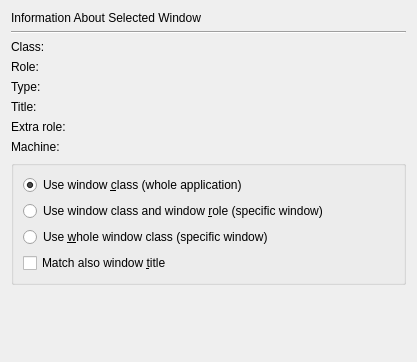
First picture: the form in kcmkwin/kwinrules/detectwidget.ui, repository KDE/kwin, before the edit.
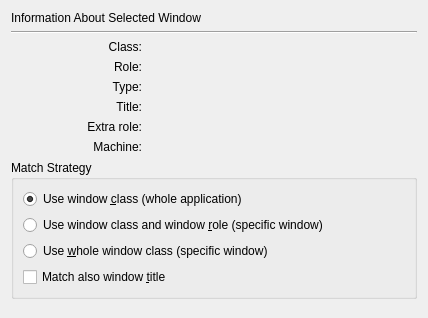
Second picture: the form after the edit.

What changed in the file:
```diff
--- a/kcmkwin/kwinrules/detectwidget.ui
+++ b/kcmkwin/kwinrules/detectwidget.ui
@@ -1,18 +1,18 @@
 <ui version="4.0" >
  <class>KWin::DetectWidget</class>
- <widget class="QWidget" name="KWin::DetectWidget" >
-  <property name="geometry" >
+ <widget class="QWidget" name="KWin::DetectWidget">
+  <property name="geometry">
    <rect>
     <x>0</x>
     <y>0</y>
-    <width>417</width>
-    <height>362</height>
+    <width>428</width>
+    <height>318</height>
    </rect>
   </property>
-  <layout class="QGridLayout" >
-   <item row="0" column="0" colspan="2" >
-    <widget class="QLabel" name="textLabel9" >
-     <property name="text" >
+  <layout class="QGridLayout" name="gridLayout">
+   <item row="0" column="0" colspan="3">
+    <widget class="QLabel" name="textLabel9">
+     <property name="text">
       <string>Information About Selected Window</string>
      </property>
      <property name="wordWrap" >
@@ -20,9 +20,9 @@
      </property>
     </widget>
    </item>
-   <item row="1" column="0" colspan="2" >
-    <widget class="Line" name="line1" >
-     <property name="frameShape" >
+   <item row="1" column="0" colspan="3">
+    <widget class="Line" name="line1">
+     <property name="frameShape">
       <enum>QFrame::HLine</enum>
      </property>
      <property name="frameShadow" >
@@ -30,19 +30,22 @@
      </property>
     </widget>
    </item>
-   <item row="2" column="0" >
-    <widget class="QLabel" name="textLabel1" >
-     <property name="text" >
+   <item row="2" column="0">
+    <widget class="QLabel" name="textLabel1">
+     <property name="text">
       <string>Class:</string>
      </property>
-     <property name="wordWrap" >
+     <property name="alignment">
+      <set>Qt::AlignRight|Qt::AlignTrailing|Qt::AlignVCenter</set>
+     </property>
+     <property name="wordWrap">
       <bool>false</bool>
      </property>
     </widget>
    </item>
-   <item row="2" column="1" >
-    <widget class="QLabel" name="class_label" >
-     <property name="text" >
+   <item row="2" column="1" colspan="2">
+    <widget class="QLabel" name="class_label">
+     <property name="text">
       <string/>
      </property>
      <property name="wordWrap" >
@@ -50,19 +53,22 @@
      </property>
     </widget>
    </item>
-   <item row="3" column="0" >
-    <widget class="QLabel" name="textLabel3" >
-     <property name="text" >
+   <item row="3" column="0">
+    <widget class="QLabel" name="textLabel3">
+     <property name="text">
       <string>Role:</string>
      </property>
-     <property name="wordWrap" >
+     <property name="alignment">
+      <set>Qt::AlignRight|Qt::AlignTrailing|Qt::AlignVCenter</set>
+     </property>
+     <property name="wordWrap">
       <bool>false</bool>
      </property>
     </widget>
    </item>
-   <item row="3" column="1" >
-    <widget class="QLabel" name="role_label" >
-     <property name="text" >
+   <item row="3" column="1" colspan="2">
+    <widget class="QLabel" name="role_label">
+     <property name="text">
       <string/>
      </property>
      <property name="wordWrap" >
@@ -70,19 +76,22 @@
      </property>
     </widget>
    </item>
-   <item row="4" column="0" >
-    <widget class="QLabel" name="textLabel4" >
-     <property name="text" >
+   <item row="4" column="0">
+    <widget class="QLabel" name="textLabel4">
+     <property name="text">
       <string>Type:</string>
      </property>
-     <property name="wordWrap" >
+     <property name="alignment">
+      <set>Qt::AlignRight|Qt::AlignTrailing|Qt::AlignVCenter</set>
+     </property>
+     <property name="wordWrap">
       <bool>false</bool>
      </property>
     </widget>
    </item>
-   <item row="4" column="1" >
-    <widget class="QLabel" name="type_label" >
-     <property name="text" >
+   <item row="4" column="1" colspan="2">
+    <widget class="QLabel" name="type_label">
+     <property name="text">
       <string/>
      </property>
      <property name="wordWrap" >
@@ -90,19 +99,22 @@
      </property>
     </widget>
    </item>
-   <item row="5" column="0" >
-    <widget class="QLabel" name="textLabel8" >
-     <property name="text" >
+   <item row="5" column="0">
+    <widget class="QLabel" name="textLabel8">
+     <property name="text">
       <string>Title:</string>
      </property>
-     <property name="wordWrap" >
+     <property name="alignment">
+      <set>Qt::AlignRight|Qt::AlignTrailing|Qt::AlignVCenter</set>
+     </property>
+     <property name="wordWrap">
       <bool>false</bool>
      </property>
     </widget>
    </item>
-   <item row="5" column="1" >
-    <widget class="QLabel" name="title_label" >
-     <property name="text" >
+   <item row="5" column="1" colspan="2">
+    <widget class="QLabel" name="title_label">
+     <property name="text">
       <string/>
      </property>
      <property name="wordWrap" >
@@ -110,19 +122,22 @@
      </property>
     </widget>
    </item>
-   <item row="6" column="0" >
-    <widget class="QLabel" name="textLabel11" >
-     <property name="text" >
+   <item row="6" column="0">
+    <widget class="QLabel" name="textLabel11">
+     <property name="text">
       <string>Extra role:</string>
      </property>
-     <property name="wordWrap" >
+     <property name="alignment">
+      <set>Qt::AlignRight|Qt::AlignTrailing|Qt::AlignVCenter</set>
+     </property>
+     <property name="wordWrap">
       <bool>false</bool>
      </property>
     </widget>
    </item>
-   <item row="6" column="1" >
-    <widget class="QLabel" name="extrarole_label" >
-     <property name="text" >
+   <item row="6" column="1" colspan="2">
+    <widget class="QLabel" name="extrarole_label">
+     <property name="text">
       <string/>
      </property>
      <property name="wordWrap" >
@@ -130,19 +145,22 @@
      </property>
     </widget>
    </item>
-   <item row="7" column="0" >
-    <widget class="QLabel" name="textLabel13" >
-     <property name="text" >
+   <item row="7" column="0">
+    <widget class="QLabel" name="textLabel13">
+     <property name="text">
       <string>Machine:</string>
      </property>
-     <property name="wordWrap" >
+     <property name="alignment">
+      <set>Qt::AlignRight|Qt::AlignTrailing|Qt::AlignVCenter</set>
+     </property>
+     <property name="wordWrap">
       <bool>false</bool>
      </property>
     </widget>
    </item>
-   <item row="7" column="1" >
-    <widget class="QLabel" name="machine_label" >
-     <property name="text" >
+   <item row="7" column="1" colspan="2">
+    <widget class="QLabel" name="machine_label">
+     <property name="text">
       <string/>
      </property>
      <property name="wordWrap" >
@@ -150,12 +168,18 @@
      </property>
     </widget>
    </item>
-   <item row="8" column="0" colspan="2" >
-    <widget class="QGroupBox" name="groupBox" >
-     <layout class="QVBoxLayout" >
+   <item row="8" column="0" colspan="3">
+    <widget class="QGroupBox" name="groupBox">
+     <property name="title">
+      <string>Match Strategy</string>
+     </property>
+     <property name="flat">
+      <bool>true</bool>
+     </property>
+     <layout class="QVBoxLayout" name="verticalLayout">
       <item>
-       <widget class="QRadioButton" name="use_class" >
-        <property name="whatsThis" >
+       <widget class="QRadioButton" name="use_class">
+        <property name="whatsThis">
          <string>For selecting all windows belonging to a specific application, selecting only window class should usually work.</string>
         </property>
         <property name="text" >
@@ -167,8 +191,8 @@
        </widget>
       </item>
       <item>
-       <widget class="QRadioButton" name="use_role" >
-        <property name="whatsThis" >
+       <widget class="QRadioButton" name="use_role">
+        <property name="whatsThis">
          <string>For selecting a specific window in an application, both window class and window role should be selected. Window class will determine the application, and window role the specific window in the application; many applications do not provide useful window roles though.</string>
         </property>
         <property name="text" >
@@ -177,8 +201,8 @@
        </widget>
       </item>
       <item>
-       <widget class="QRadioButton" name="use_whole_class" >
-        <property name="whatsThis" >
+       <widget class="QRadioButton" name="use_whole_class">
+        <property name="whatsThis">
          <string>With some (non-KDE) applications whole window class can be sufficient for selecting a specific window in an application, as they set whole window class to contain both application and window role.</string>
         </property>
         <property name="text" >
@@ -187,8 +211,8 @@
        </widget>
       </item>
       <item>
-       <widget class="QCheckBox" name="match_title" >
-        <property name="text" >
+       <widget class="QCheckBox" name="match_title">
+        <property name="text">
          <string>Match also window &amp;title</string>
         </property>
        </widget>
@@ -196,7 +220,7 @@
      </layout>
     </widget>
    </item>
-   <item row="9" column="0" >
+   <item row="9" column="1">
     <spacer>
      <property name="orientation" >
       <enum>Qt::Vertical</enum>
@@ -204,10 +228,10 @@
      <property name="sizeType" >
       <enum>QSizePolicy::Expanding</enum>
      </property>
-     <property name="sizeHint" >
+     <property name="sizeHint" stdset="0">
       <size>
        <width>20</width>
-       <height>161</height>
+       <height>0</height>
       </size>
      </property>
     </spacer>
```
Left out of the diff: 33 changed lines with no effect on the pictures.
